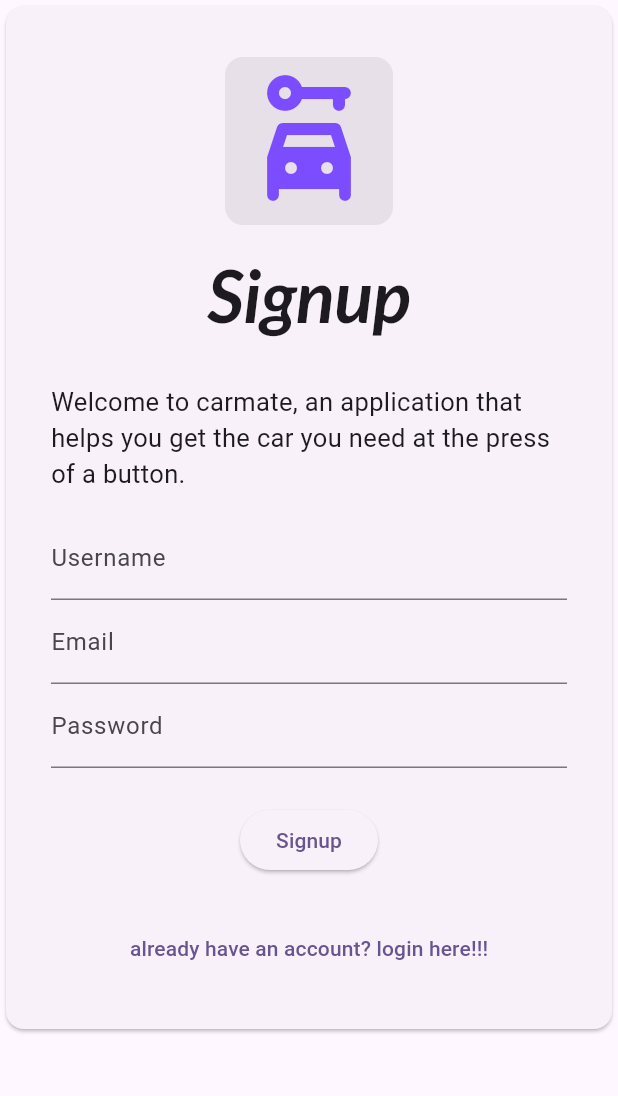
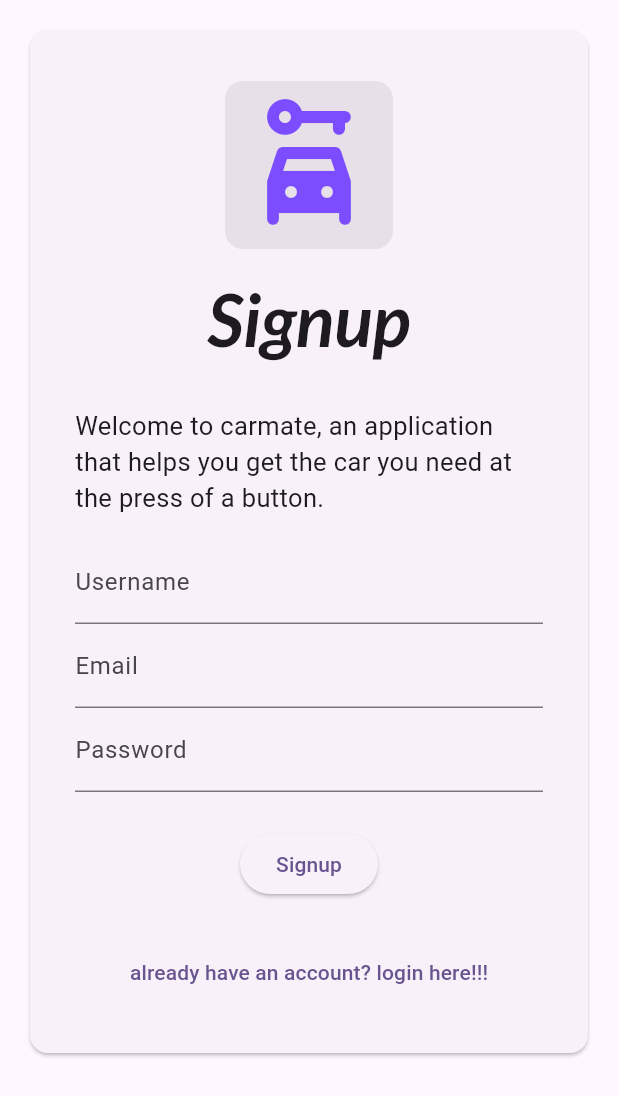
Before and after one commit to Buteya/carmate, a Flutter app: the screen it shows after launch, on a phone screen of 412 x 824 dp. Shown: the top 1096 px of the screen. Run offline on Flutter 3.47's test engine with Material 3 defaults, Android fonts, the light colour scheme and no system bars; our stand-ins replace google_fonts.

Commit message:
signupscreen design upgrade

```diff
--- a/lib/screens/auth/signupscreen.dart
+++ b/lib/screens/auth/signupscreen.dart
@@ -22,16 +22,23 @@ class _SignupScreenState extends State<SignupScreen> {
       body: SingleChildScrollView(
         child: Form(
           key: _formKey,
+          child: Padding(
+            padding: const EdgeInsets.all(16.0),
             child: Card(
               child: Container(
-              margin: EdgeInsets.all(30.0),
+                margin: const EdgeInsets.all(30.0),
                 child: Column(
                   children: [
-                  const Card.filled(child: Padding(
+                    const Card.filled(
+                      child: Padding(
                         padding: EdgeInsets.all(8.0),
-                    child: Icon(Icons.car_rental_rounded,size: 96,color: Colors.deepPurpleAccent
-                      ,),
-                  ),),
+                        child: Icon(
+                          Icons.car_rental_rounded,
+                          size: 96,
+                          color: Colors.deepPurpleAccent,
+                        ),
+                      ),
+                    ),
                     Padding(
                       padding: const EdgeInsets.symmetric(vertical: 16.0),
                       child: Text(
@@ -112,9 +119,11 @@ class _SignupScreenState extends State<SignupScreen> {
                           Navigator.pushNamed(context, '/login');
                         }
                       },
-                    child: const Text("already have an account? login here!!!"),
+                      child:
+                          const Text("already have an account? login here!!!"),
                     ),
                   ],
+                ),
               ),
             ),
           ),
```
Lines whose indentation alone changed are shown as unchanged.
